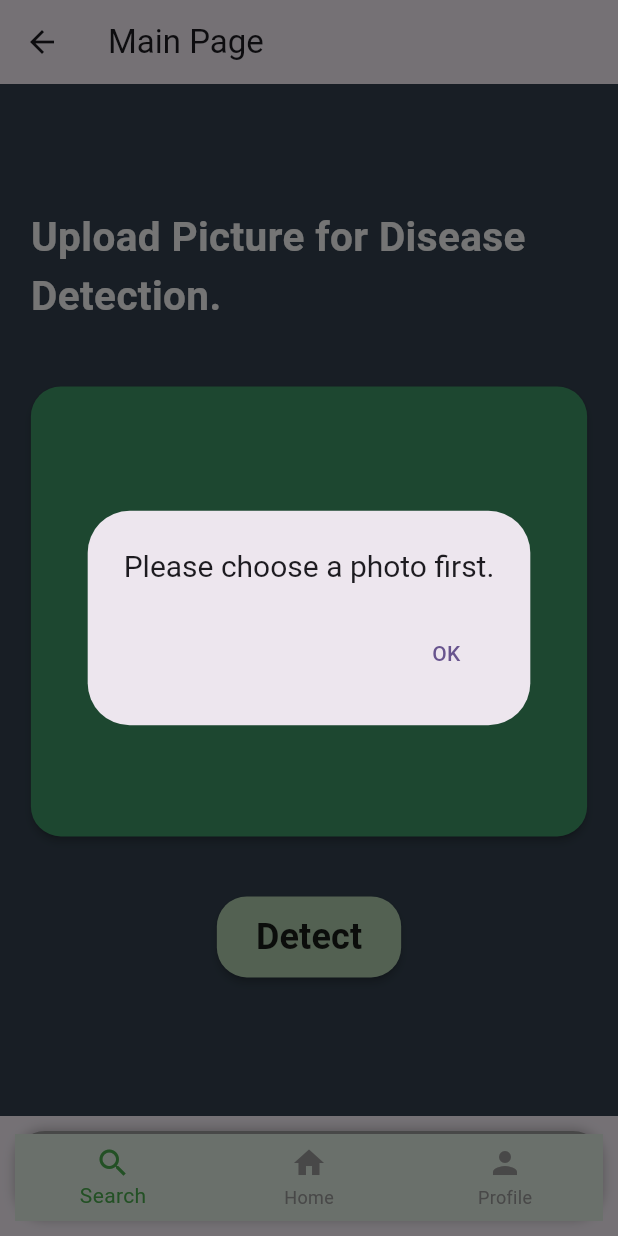
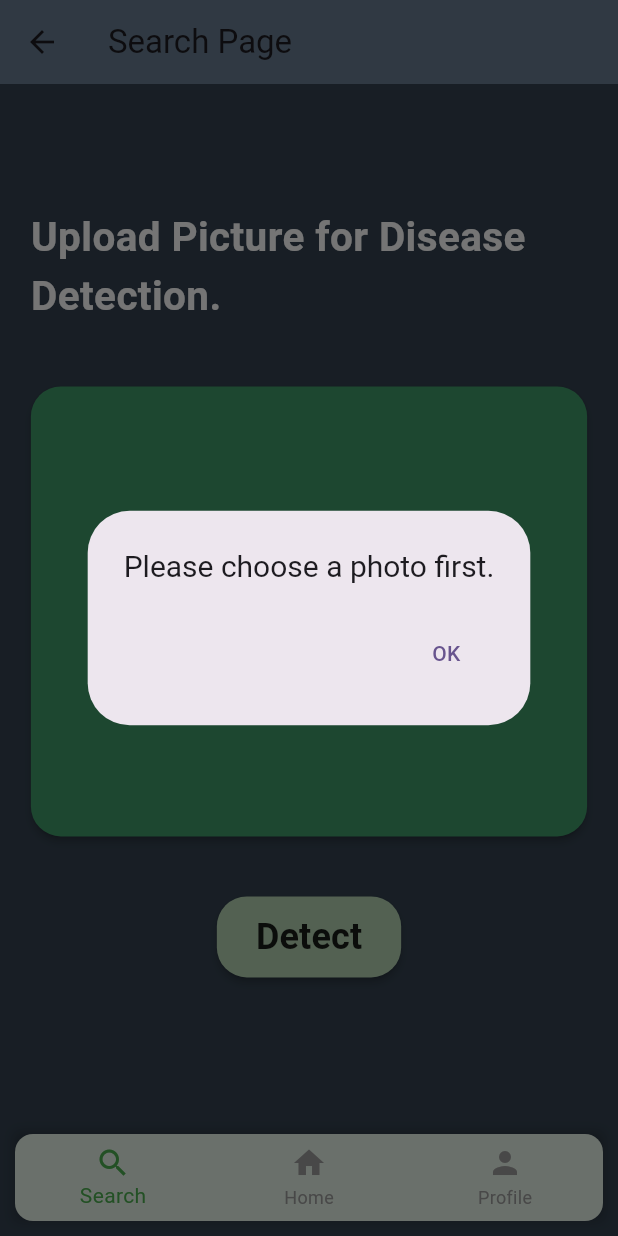
Before and after one commit to Ma-Ane/Plant-disease-detection, a Flutter app: the MainPage screen opened directly, after a tap on "Detect", on a phone screen of 412 x 824 dp. Run offline on Flutter 3.47's test engine with Material 3 defaults, Android fonts, the phone set to English and light mode, and no system bars; our stand-ins replace image_picker.

Commit message:
change-theme

```diff
--- a/lib/pages/front_page.dart
+++ b/lib/pages/front_page.dart
@@ -39,8 +39,9 @@ class _FrontPageState extends State<FrontPage> {
     //double screenWidth = MediaQuery.of(context).size.width ;
 
     return Scaffold(
-      backgroundColor: const Color(0xFFFCEFEF),
+      backgroundColor: const Color(0xFF344250),
       appBar: AppBar(
+        backgroundColor: Color(0xff687d91),
         title: const Text("Crop Disease Detection"),
         elevation: 0,
       ),
--- a/lib/pages/home_page.dart
+++ b/lib/pages/home_page.dart
@@ -51,15 +51,15 @@ class _HomePageState extends State<HomePage> {
   }
 
   // esle query ko photo return garxa.. bhaneko leaf ko photo
-  Widget _queryPhoto(String leaf) {
-
+  Widget _queryPhoto(String leaf, BuildContext context) {
+    double screenHeight = MediaQuery.of(context).size.height ;
     // clipreact user gareraa border radius rakheko
     return ClipRRect(
         borderRadius: BorderRadius.circular(20),
         child: Image.asset(leaf,
           fit: BoxFit.fill,
-          height: 140,
-          width: 120,
+          height: screenHeight *0.12,
+          width: screenHeight * 0.12,
         ),
       );
   }
@@ -84,7 +84,9 @@ class _HomePageState extends State<HomePage> {
 
 
   // esle euta query return garxa pura box
-  Widget _returnQuery(String name, String photo, String leaf, String description, bool isliked) {
+  Widget _returnQuery(BuildContext context, name, String photo, String leaf, String description, bool isliked) {
+    double screenHeight = MediaQuery.of(context).size.height ;
+    double screenWidth = MediaQuery.of(context).size.width ;
     return Padding(
       padding: const EdgeInsets.only(top:10.0, left: 10, right: 10),
 
@@ -104,7 +106,7 @@ class _HomePageState extends State<HomePage> {
           ),
           borderRadius: BorderRadius.circular(10)
         ),
-        height: 253,                // height aaba content ko length ma depend garxa
+        height: screenHeight * 0.25,                // height aaba content ko length ma depend garxa
         width: double.infinity,
 
         // container bhitra euta column , euta user data ko lagi euta query ko lagi
@@ -149,8 +151,8 @@ class _HomePageState extends State<HomePage> {
                       decoration: BoxDecoration(
                         color:  const Color.fromARGB(0, 0, 0, 0),//Color.fromARGB(255, 169, 245, 77),
                       ),
-                      height: 100,
-                      width: 250,
+                      height: screenHeight * 0.12,
+                      width: screenWidth * 0.55,
                       child: Padding(
                         padding: const EdgeInsets.all(8.0),
 
@@ -167,7 +169,7 @@ class _HomePageState extends State<HomePage> {
                   // eslai responsibe banuanee
                   Padding(
                     padding: const EdgeInsets.only(left:20.0),
-                    child: _queryPhoto(leaf),
+                    child: _queryPhoto(leaf,context),
                   ),
                 ],
               ),
@@ -388,9 +390,9 @@ class _HomePageState extends State<HomePage> {
           ),
 
         // eslee harek user ko query return garxxa
-        _returnQuery("Ishan Ghimire", 'images/profile2.jpg', 'images/leaf1.jpg', "Hello, I have been using this app for quite a long time and think that this app is great and can help other users in identifying the disease and also provide some recommendations based on the result.", isliked),
-        _returnQuery("Mandip Shrestha", 'images/profile3.jpg', 'images/leaf2.jpg', "Hello, I have been using this app for quite a long time and think that this app is great and can help other users in identifying the disease and also provide some recommendations based on the result.", isliked),
-        _returnQuery("Jyoti Kumari Gupta", 'images/profile4.jpg', 'images/leaf3.jpg', "Hello, I have been using this app for quite a long time and think that this app is great and can help other users in identifying the disease and also provide some recommendations based on the result.", isliked),
+        _returnQuery(context, "Ishan Ghimire", 'images/profile2.jpg', 'images/leaf1.jpg', "Hello, I have been using this app for quite a long time and think that this app is great and can help other users in identifying the disease and also provide some recommendations based on the result.", isliked),
+        _returnQuery(context, "Mandip Shrestha", 'images/profile3.jpg', 'images/leaf2.jpg', "Hello, I have been using this app for quite a long time and think that this app is great and can help other users in identifying the disease and also provide some recommendations based on the result.", isliked),
+        _returnQuery(context, "Jyoti Kumari Gupta", 'images/profile4.jpg', 'images/leaf3.jpg', "Hello, I have been using this app for quite a long time and think that this app is great and can help other users in identifying the disease and also provide some recommendations based on the result.", isliked),
         ],
       ) ;
       }
--- a/lib/pages/main_page.dart
+++ b/lib/pages/main_page.dart
@@ -45,9 +45,11 @@ class _MainPageState extends State<MainPage> {
 
   @override
   Widget build(BuildContext context) {
+    var pagesmap= ['Search Page', 'Home Page', 'Profile Page'];
     return Scaffold(
       appBar: AppBar(
-         title: const Text('Main Page'),
+         title:  Text(pagesmap[_selectedIndex]),
+         backgroundColor: Color.fromARGB(255, 104, 125, 145),
        ),
       body: Container(
               height: double.infinity,
@@ -75,22 +77,21 @@ class _MainPageState extends State<MainPage> {
           child: _changeContentMainPage(_selectedIndex),
         ),
       ),
+      backgroundColor: const Color(0xff344250),
       bottomNavigationBar: Padding(
         padding: const EdgeInsets.all(10.0),
         child: Container(
-          decoration: BoxDecoration(
-            borderRadius: BorderRadius.circular(20),
-            border: const Border(
-              top: BorderSide(color: Colors.grey, width: 2), // Top border
-
-            ),
-            boxShadow: const [
+          decoration: const BoxDecoration(
+            boxShadow:  [
               BoxShadow(
                 color: Colors.black26,
                 offset: Offset(0, -1),
                 blurRadius: 6,
               ),
             ],
+          ),
+          child: ClipRRect(
+             borderRadius: const BorderRadius.all(Radius.circular(12)
           ),
             child: BottomNavigationBar(
               currentIndex: _selectedIndex,
@@ -118,6 +119,7 @@ class _MainPageState extends State<MainPage> {
             ),
           ),
         ),
+      ),
     );
   }
 
--- a/lib/pages/register.dart
+++ b/lib/pages/register.dart
@@ -65,6 +65,7 @@ class _RegisterState extends State<Register> {
             decoration: InputDecoration(
               //label: Text(label),
               hintText: hintText,
+              hintStyle: TextStyle(color: Colors.black26),
               border: InputBorder.none,
               icon: icon != null ? Icon(icon) : null,
             ),
--- a/lib/pages/sign_in.dart
+++ b/lib/pages/sign_in.dart
@@ -51,6 +51,7 @@ class SignIn extends StatelessWidget {
                   controller: gmailControllerSignIn,
                   decoration: const InputDecoration(
                     hintText: "abcde@gmail.com",
+                    hintStyle: TextStyle(color: Colors.black26)
                       // label: Text('Email',
                       //   style: TextStyle(
                       //     fontWeight: FontWeight.bold,
@@ -73,6 +74,7 @@ class SignIn extends StatelessWidget {
                   decoration: const InputDecoration(
                     suffixIcon: Icon(Icons.visibility_off),
                     hintText: "123abcD@",
+                    hintStyle: TextStyle(color: Colors.black26)
                     // label: Text("Password",
                     //   style: TextStyle(
                     //     fontWeight: FontWeight.bold,
```
Also changed, not shown: lib/pages/profile_page.dart (+10 -30 lines), 2 other files. Lines whose indentation alone changed are shown as unchanged.
